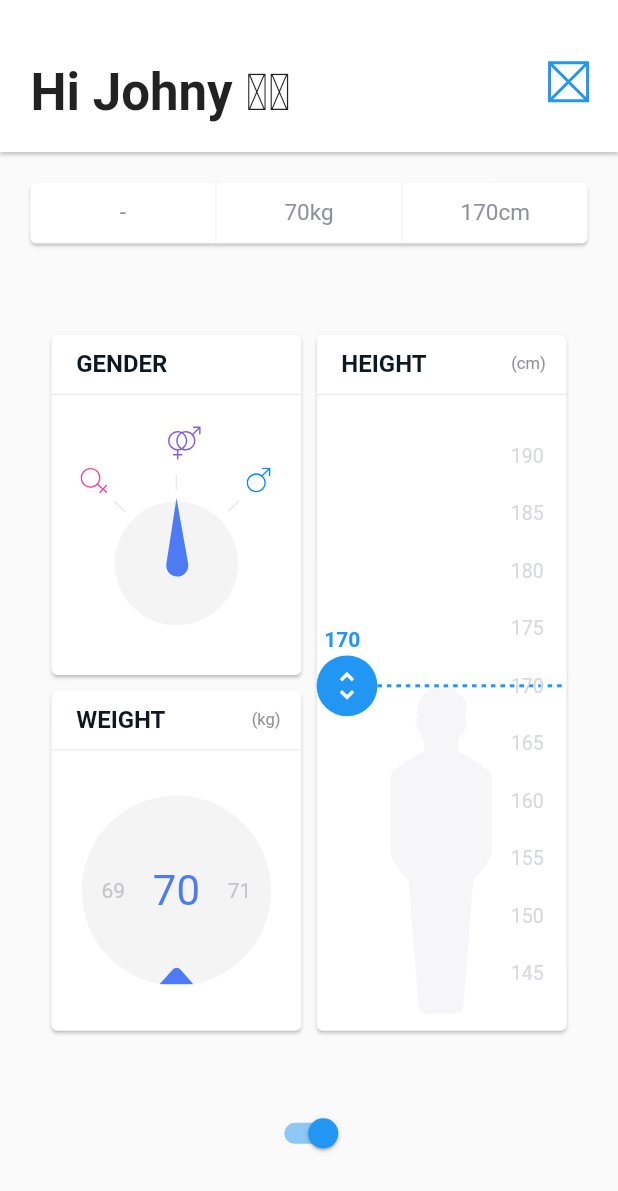
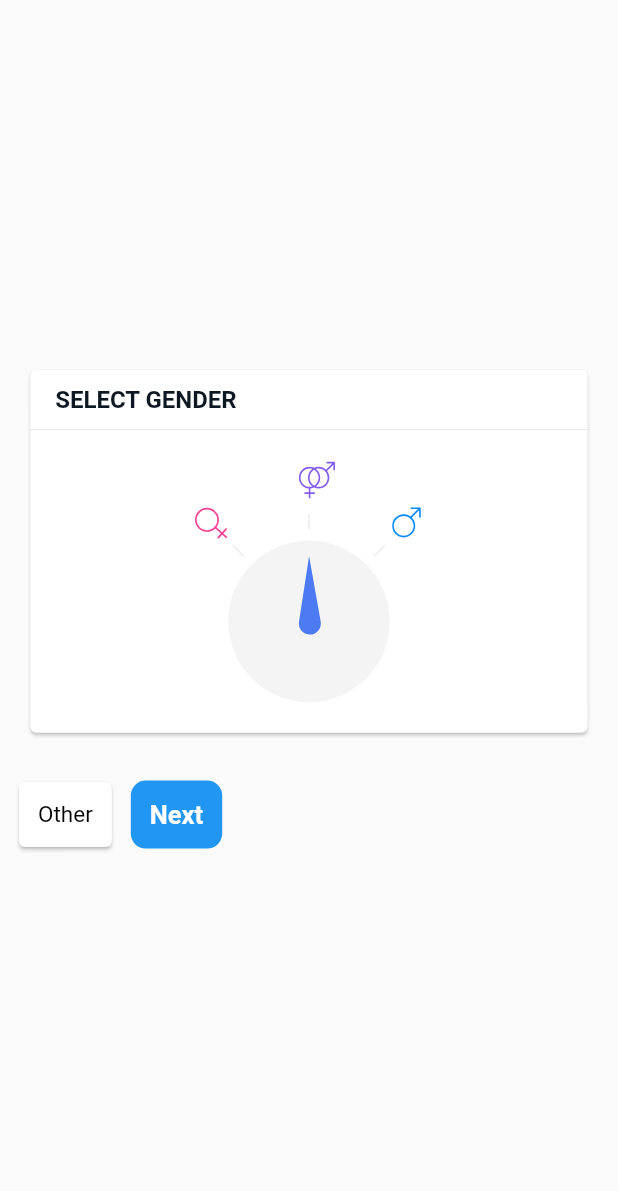
Before and after one commit to kokodavid/xbmi, a Flutter app: the screen it shows after launch, on a phone screen of 412 x 824 dp. Shown: the top 1191 px of the screen. Run offline on Flutter 3.47's test engine with Material 2 defaults, Android fonts, the phone set to English and light mode, and no system bars; our stand-ins replace flutter_svg.

Commit message:
Gender Screen added with functionality

```diff
--- a/lib/main.dart
+++ b/lib/main.dart
@@ -1,3 +1,4 @@
+import 'package:bmiapp/screens/gender/gender_page.dart';
 import 'package:bmiapp/screens/input_page.dart';
 import 'package:flutter/material.dart';
 import 'package:flutter/services.dart';
@@ -28,7 +29,7 @@ class MyApp extends StatelessWidget {
       theme: ThemeData(
         primarySwatch: Colors.blue,
       ),
-      home: InputPage(),
+      home: const GenderPage(),
     );
   }
 }
--- a/lib/screens/card_title.dart
+++ b/lib/screens/card_title.dart
@@ -15,10 +15,10 @@ const TextStyle _subtitleStyle = TextStyle(
 );
 
 class CardTitle extends StatelessWidget {
-  final String title;
+  final String? title;
   final String? subtitle;
 
-  const CardTitle(this.title, {Key? key, this.subtitle}) : super(key: key);
+  const CardTitle({Key? key, this.subtitle,this.title, }) : super(key: key);
 
   @override
   Widget build(BuildContext context) {
@@ -35,7 +35,7 @@ class CardTitle extends StatelessWidget {
             mainAxisAlignment: MainAxisAlignment.spaceBetween,
             children: <Widget>[
               Text(
-                title,
+                title!,
                 style: _titleStyle,
               ),
               Text(
--- a/lib/screens/gender/gender_card.dart
+++ b/lib/screens/gender/gender_card.dart
@@ -49,30 +49,39 @@ class _GenderCardState extends State<GenderCard>
 
   @override
   Widget build(BuildContext context) {
-    return Card(
+    return Container(
+      alignment: Alignment.bottomCenter,
+      child: Column(
+        children: [
+          Card(
             margin: EdgeInsets.only(
               left: screenAwareSize(16.0, context),
-        right: screenAwareSize(4.0, context),
-        bottom: screenAwareSize(4.0, context),
+              right: screenAwareSize(16.0, context),
+              bottom: screenAwareSize(16.0, context),
             ),
             child: SizedBox(
               width: double.infinity,
               child: Column(
                 crossAxisAlignment: CrossAxisAlignment.center,
                 children: <Widget>[
-            const CardTitle("GENDER"),
+                  const CardTitle(title: "SELECT GENDER"),
                   Padding(
-              padding: EdgeInsets.only(top: screenAwareSize(16.0, context)),
+                    padding: EdgeInsets.only(
+                        top: screenAwareSize(16.0, context),
+                        bottom: screenAwareSize(16.0, context)),
                     child: _drawMainStack(),
                   )
                 ],
               ),
             ),
+          ),
+        ],
+      ),
     );
   }
 
   Widget _drawMainStack() {
-    return Container(
+    return SizedBox(
       width: double.infinity,
       child: Stack(
         alignment: Alignment.bottomCenter,
@@ -88,12 +97,16 @@ class _GenderCardState extends State<GenderCard>
   }
 
   Widget _drawCircleIndicator() {
-    return Stack(
+    return Column(
+      children: [
+        Stack(
           alignment: Alignment.center,
           children: <Widget>[
             const GenderCircle(),
             GenderArrow(
               listenable: _arrowAnimationController!,
+            ),
+          ],
         ),
       ],
     );
@@ -132,7 +145,7 @@ class GenderIconTranslated extends StatelessWidget {
   String? get _assetName => _genderImages[gender];
 
   double _iconSize(BuildContext context) {
-    return screenAwareSize(_isOtherGender ? 18.0 : 14.0, context);
+    return screenAwareSize(_isOtherGender ? 20.0 : 17.0, context);
   }
 
   double _genderLeftPadding(BuildContext context) {
@@ -181,7 +194,7 @@ class GenderIconTranslated extends StatelessWidget {
   }
 }
 
-double _circleSize(BuildContext context) => screenAwareSize(65.0, context);
+double _circleSize(BuildContext context) => screenAwareSize(85.0, context);
 
 class GenderCircle extends StatelessWidget {
   const GenderCircle({super.key});
--- /dev/null
+++ b/lib/screens/gender/gender_page.dart
@@ -0,0 +1,86 @@
+import 'package:bmiapp/screens/gender/gender.dart';
+import 'package:flutter/material.dart';
+
+import '../../utlis/widget_utils.dart';
+import '../input_summary_card.dart';
+import 'gender_card.dart';
+
+class GenderPage extends StatefulWidget {
+  const GenderPage({super.key});
+
+  @override
+  State<GenderPage> createState() => _GenderPageState();
+}
+
+class _GenderPageState extends State<GenderPage> {
+  Gender gender = Gender.other;
+
+  @override
+  Widget build(BuildContext context) {
+    return Scaffold(
+      body: Padding(
+        padding: MediaQuery.of(context).padding,
+        child: Column(
+          mainAxisAlignment: MainAxisAlignment.center,
+          crossAxisAlignment: CrossAxisAlignment.center,
+          children: <Widget>[
+            Column(
+              children: [
+                GenderCard(
+                  initialGender: gender,
+                  onChanged: (val) => setState(() => gender = val),
+                ),
+                Row(
+                  children: [
+                    Card(
+                      margin: EdgeInsets.all(screenAwareSize(10.0, context)),
+                      child: Container(
+                          margin:
+                              EdgeInsets.all(screenAwareSize(10.0, context)),
+                          child: Center(
+                            child: _genderText(),
+                          )),
+                    ),
+                    Container(
+                      decoration: BoxDecoration(
+                          color: Colors.blue,
+                          borderRadius: BorderRadius.circular(10)),
+                      child: Padding(
+                        padding: EdgeInsets.all(screenAwareSize(10.0, context)),
+                        child: const Text(
+                          "Next",
+                          style: TextStyle(
+                              color: Colors.white,
+                              fontWeight: FontWeight.bold,
+                              fontSize: 17),
+                        ),
+                      ),
+                    )
+                  ],
+                )
+              ],
+            )
+          ],
+        ),
+      ),
+    );
+  }
+
+  Widget _genderText() {
+    String genderText = gender == Gender.other
+        ? 'Other'
+        : (gender == Gender.male ? 'Male' : 'Female');
+    return _text(genderText);
+  }
+
+  Widget _text(String text) {
+    return Text(
+      text,
+      style: const TextStyle(
+        color: Colors.black,
+        fontSize: 15.0,
+      ),
+      textAlign: TextAlign.center,
+    );
+  }
+}
--- a/lib/screens/height/height_card.dart
+++ b/lib/screens/height/height_card.dart
@@ -21,7 +21,7 @@ class HeightCard extends StatelessWidget {
       child: Column(
         crossAxisAlignment: CrossAxisAlignment.center,
         children: <Widget>[
-          const CardTitle("HEIGHT", subtitle: "(cm)"),
+          const CardTitle(title:"HEIGHT", subtitle: "(cm)"),
           Expanded(
             child: Padding(
               padding: EdgeInsets.only(bottom: screenAwareSize(8.0, context)),
--- a/lib/screens/input_summary_card.dart
+++ b/lib/screens/input_summary_card.dart
@@ -4,11 +4,11 @@ import '../utlis/widget_utils.dart';
 import 'gender/gender.dart';
 
 class InputSummaryCard extends StatelessWidget {
-  final Gender gender;
-  final int height;
-  final int weight;
+  final Gender? gender;
+  final int? height;
+  final int? weight;
 
-  const InputSummaryCard({Key? key, required this.gender, required this.height, required this.weight})
+  const InputSummaryCard({Key? key,  this.gender, this.height, this.weight})
       : super(key: key);
 
   @override
--- a/lib/screens/weight/weight_card.dart
+++ b/lib/screens/weight/weight_card.dart
@@ -23,7 +23,7 @@ class WeightCard extends StatelessWidget {
       child: Column(
         crossAxisAlignment: CrossAxisAlignment.center,
         children: <Widget>[
-          CardTitle("WEIGHT", subtitle: "(kg)"),
+          CardTitle(title:"WEIGHT", subtitle: "(kg)"),
           Expanded(
             child: Center(
               child: Padding(
```
Also changed, not shown: lib/screens/input_page.dart (+3 -5 lines). Lines whose indentation alone changed are shown as unchanged.
